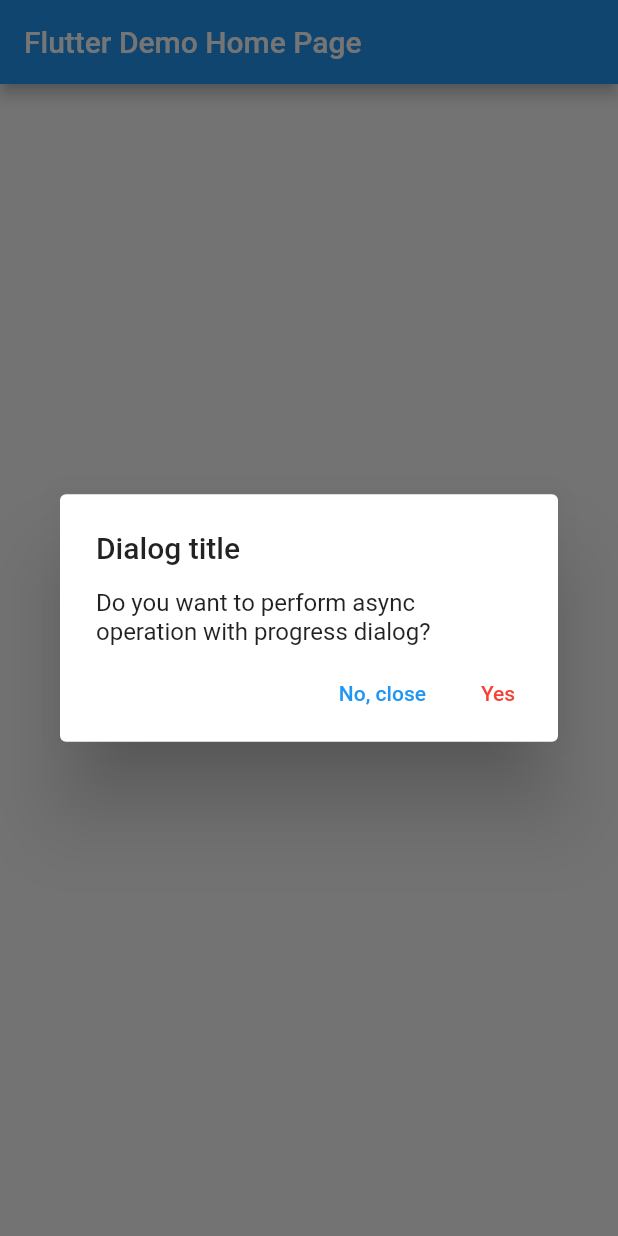
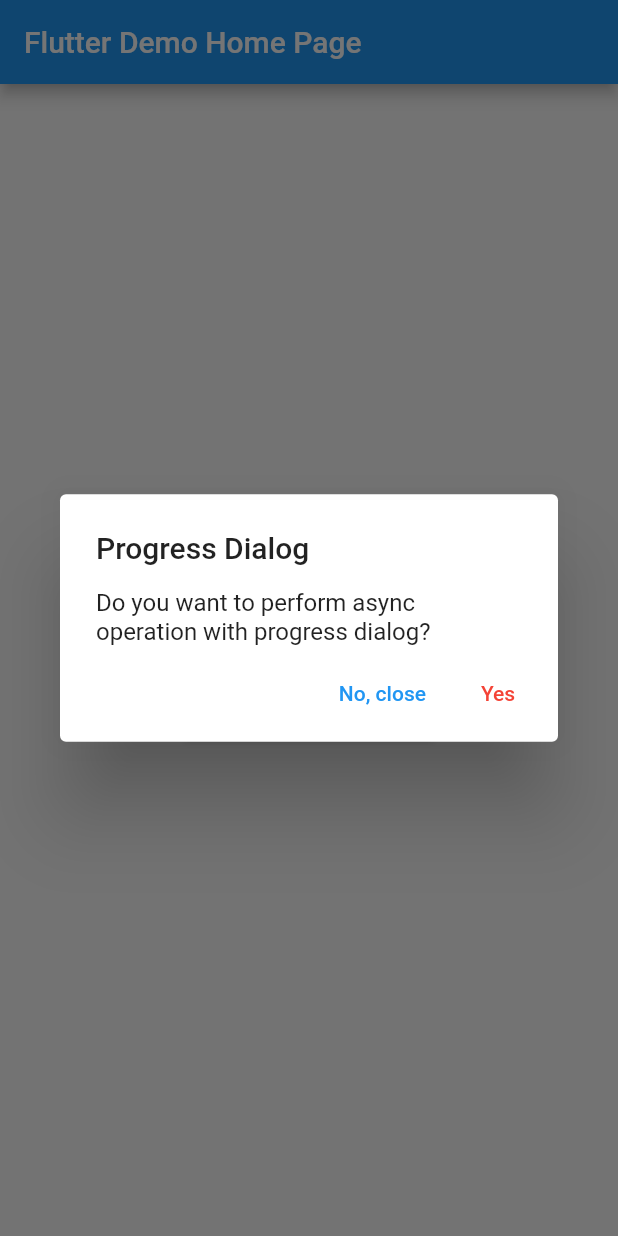
Before and after one commit to krzychudz/adaptive-progress-dialog, a Flutter app: the screen it shows after launch, after a tap on "Show adaptive dialog", on a phone screen of 412 x 824 dp. Run offline on Flutter 3.47's test engine with Material 2 defaults, Android fonts, the phone set to English and light mode, and no system bars.

Commit message:
Improve example

```diff
--- a/example/lib/main.dart
+++ b/example/lib/main.dart
@@ -20,8 +20,15 @@ class MyApp extends StatelessWidget {
   }
 }
 
-class MyHomePage extends StatelessWidget {
+class MyHomePage extends StatefulWidget {
   const MyHomePage({super.key});
+
+  @override
+  State<MyHomePage> createState() => _MyHomePageState();
+}
+
+class _MyHomePageState extends State<MyHomePage> {
+  String? dialogData;
 
   @override
   Widget build(BuildContext context) {
@@ -33,26 +40,50 @@ class MyHomePage extends StatelessWidget {
         child: Column(
           mainAxisAlignment: MainAxisAlignment.center,
           children: <Widget>[
+            if (dialogData != null)
+              Text(
+                dialogData!,
+                style: const TextStyle(fontSize: 26),
+              ),
+            const SizedBox(height: 64),
             ElevatedButton(
               onPressed: () async {
                 final dialog = AdaptiveProgressDialog<String>(
-                  title: 'Dialog title',
+                  title: 'Progress Dialog',
                   content:
                       'Do you want to perform async operation with progress dialog?',
                   confirmationButtonLabel: 'Yes',
                   cancelButtonLabel: 'No, close',
                   confirmButtonCallback: () async {
                     await Future.delayed(const Duration(seconds: 5));
-                    return "test";
+                    return "Dialog Result Data";
                   },
                   adaptiveProgressDialogStyle: AdaptiveProgressDialogStyle(
-                    confirmButtonTextStyle: TextStyle(color: Colors.red),
+                    confirmButtonTextStyle: const TextStyle(color: Colors.red),
                   ),
                 );
-                final data = await dialog.show(context);
-                print("Data: ${data.data}");
+
+                final adaptiveProgressDialogResult = await dialog.show(context);
+
+                switch (adaptiveProgressDialogResult.status) {
+                  case DialogStatus.success:
+                    setState(() {
+                      dialogData = adaptiveProgressDialogResult.data;
+                    });
+                    break;
+                  case DialogStatus.canceled:
+                    print("Dialog canceled by pressing on cancel button");
+                    break;
+                  case DialogStatus.error:
+                    print(
+                        "Dialog error: ${adaptiveProgressDialogResult.error}");
+                    break;
+                  case DialogStatus.closed:
+                    print("Dialog canceled by pressing outside dialog");
+                    break;
+                }
               },
-              child: Text("Show adaptive dialog"),
+              child: const Text("Show adaptive dialog"),
             )
           ],
         ),
```
